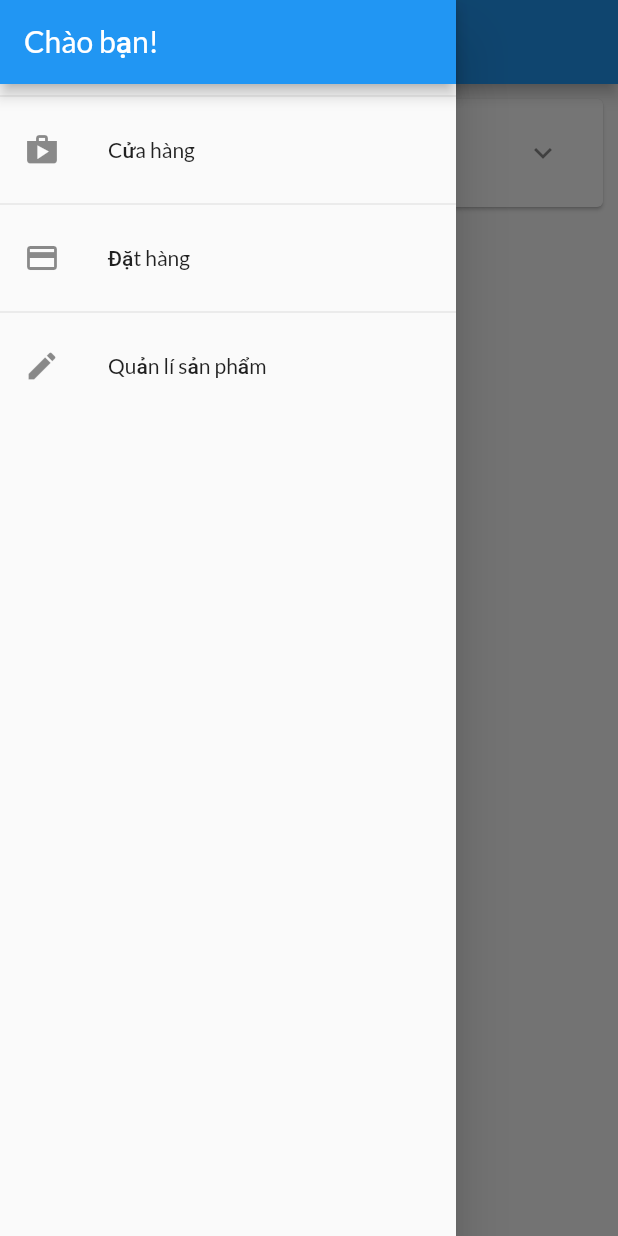
After one commit to 23-24Sem1-Courses/ct48401-project-BuiVanTienB2014620, a Flutter app: the OrdersScreen screen opened by its route, with the side drawer open, on a phone screen of 412 x 824 dp. The commit adds this screen. Run offline on Flutter 3.47's test engine with Material 2 defaults, Android fonts, the phone set to English and light mode, and no system bars; network calls fail.

Commit message:
update 10/27/2023

```diff
--- a/lib/ui/orders/orders_screen.dart
+++ b/lib/ui/orders/orders_screen.dart
@@ -1,9 +1,11 @@
 import 'package:flutter/material.dart';
 
+import '../shared/app_drawer.dart';
 import 'order_item_card.dart';
 import 'order_manager.dart';
 
 class OrdersScreen extends StatelessWidget {
+  static const routeName = '/orders';
   const OrdersScreen({super.key});
 
   @override
@@ -15,6 +17,7 @@ class OrdersScreen extends StatelessWidget {
       appBar: AppBar(
         title: const Text('Đặt hàng'),
       ),
+      drawer: const AppDrawer(),
       body: ListView.builder(
         itemCount: ordersManager.orderCount,
         itemBuilder: (ctx, i) => OrderItemCard(ordersManager.orders[i]),
--- a/lib/ui/products/product_detail_screen.dart
+++ b/lib/ui/products/product_detail_screen.dart
@@ -3,6 +3,7 @@ import 'package:flutter/material.dart';
 import '../../models/product.dart';
 
 class ProductDetailScreen extends StatelessWidget {
+  static const routeName = '/product-detail';
   const ProductDetailScreen(
     this.product, {
     super.key,
--- a/lib/ui/products/user_products_screen.dart
+++ b/lib/ui/products/user_products_screen.dart
@@ -1,9 +1,11 @@
 import 'package:flutter/material.dart';
 
+import '../shared/app_drawer.dart';
 import 'products_manager.dart';
 import 'user_product_list_tile.dart';
 
 class UserProductsScreen extends StatelessWidget {
+  static const routeName = '/user-products';
   const UserProductsScreen({super.key});
 
   @override
@@ -17,6 +19,7 @@ class UserProductsScreen extends StatelessWidget {
           buildAddButton(),
         ],
       ),
+      drawer: const AppDrawer(),
       body: RefreshIndicator(
         onRefresh: () async {
           print('Làm mới sản phẩm');
--- /dev/null
+++ b/lib/ui/shared/app_drawer.dart
@@ -0,0 +1,48 @@
+import 'package:flutter/material.dart';
+
+import '../orders/orders_screen.dart';
+import '../products/user_products_screen.dart';
+
+class AppDrawer extends StatelessWidget {
+  const AppDrawer({super.key});
+
+  @override
+  Widget build(BuildContext context) {
+    return Drawer(
+      child: Column(
+        children: <Widget>[
+          AppBar(
+            title: const Text('Chào bạn!'),
+            automaticallyImplyLeading: false,
+          ),
+          const Divider(),
+          ListTile(
+            leading: const Icon(Icons.shop),
+            title: const Text('Cửa hàng'),
+            onTap: () {
+              Navigator.of(context).pushReplacementNamed('/');
+            },
+          ),
+          const Divider(),
+          ListTile(
+            leading: const Icon(Icons.payment),
+            title: const Text('Đặt hàng'),
+            onTap: () {
+              Navigator.of(context)
+                  .pushReplacementNamed(OrdersScreen.routeName);
+            },
+          ),
+          const Divider(),
+          ListTile(
+            leading: const Icon(Icons.edit),
+            title: const Text('Quản lí sản phẩm'),
+            onTap: () {
+              Navigator.of(context)
+                  .pushReplacementNamed(UserProductsScreen.routeName);
+            },
+          ),
+        ],
+      ),
+    );
+  }
+}
```
Also changed, not shown: lib/main.dart (+24 -4 lines), lib/ui/products/product_grid_tile.dart (+3 -4 lines), lib/ui/products/product_overview_screen.dart (+20 -13 lines), lib/ui/products/products_manager.dart (+8 -0 lines), lib/ui/products/top_right_badge.dart (added, +46 -0 lines), lib/ui/screens.dart (added, +8 -0 lines).
